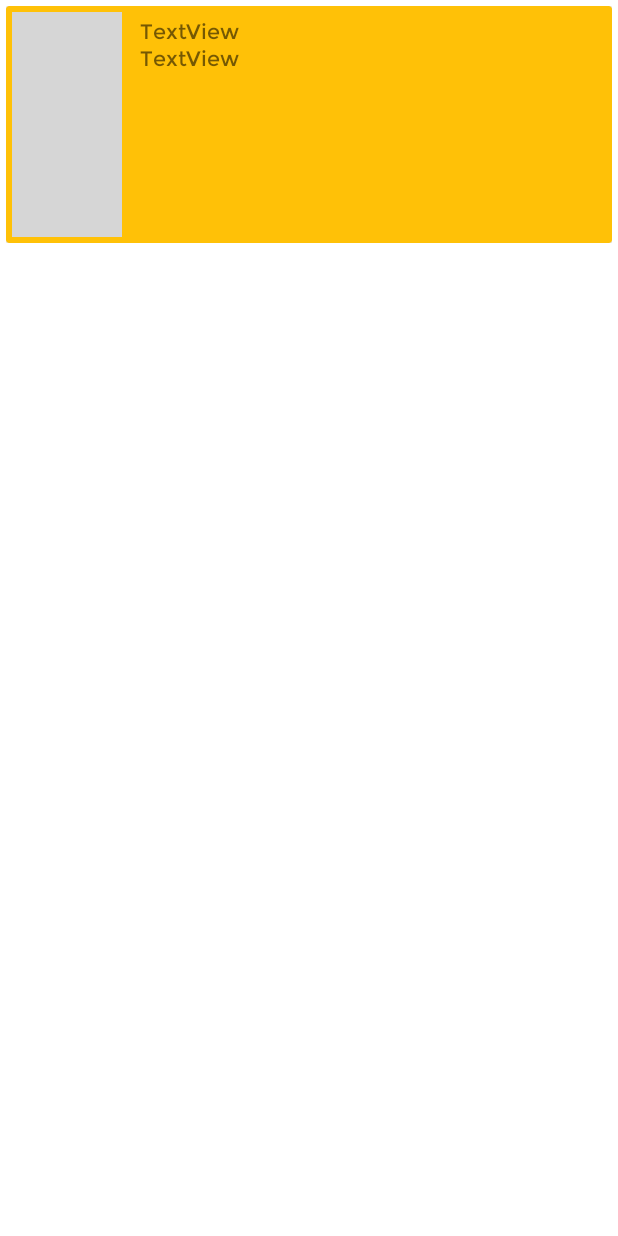
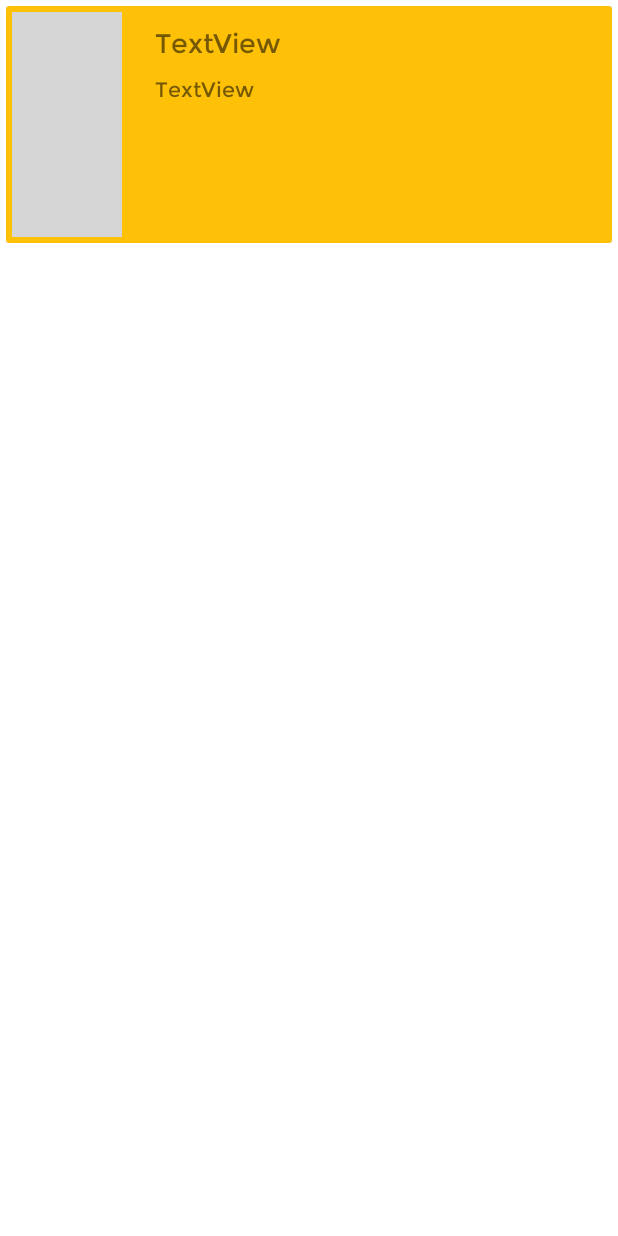
Before and after one commit to MatiTolaba/FarmaJuy, an Android app: the layout item_farmacia.xml on its own in the app's theme, with its tools: preview values and no code run, on a phone screen of 412 x 824 dp. Run offline under Robolectric (Android 15) with nearby library versions, the phone set to English and light mode, and no system bars; grey boxes are pictures that could not be loaded.

Commit message:
normalizado los items producto y farmacia

```diff
--- a/app/src/main/res/layout/item_farmacia.xml
+++ b/app/src/main/res/layout/item_farmacia.xml
@@ -41,13 +41,23 @@
                     android:id="@+id/textViewNombreFarmacia"
                     android:layout_width="match_parent"
                     android:layout_height="wrap_content"
-                    android:text="TextView" />
+                    android:fontFamily="@font/montserrat_bold"
+                    android:paddingLeft="10dp"
+                    android:paddingTop="5dp"
+                    android:paddingRight="10dp"
+                    android:paddingBottom="5dp"
+                    android:text="TextView"
+                    android:textSize="18sp" />
 
                 <TextView
                     android:id="@+id/textViewPrice"
                     android:layout_width="match_parent"
                     android:layout_height="wrap_content"
-                    android:text="TextView" />
+                    android:text="TextView"
+                    android:paddingLeft="10dp"
+                    android:paddingTop="5dp"
+                    android:paddingRight="10dp"
+                    android:paddingBottom="5dp" />
             </LinearLayout>
         </LinearLayout>
     </androidx.cardview.widget.CardView>
```
Also changed, not shown: app/src/main/res/layout/item_producto.xml (+5 -4 lines).
